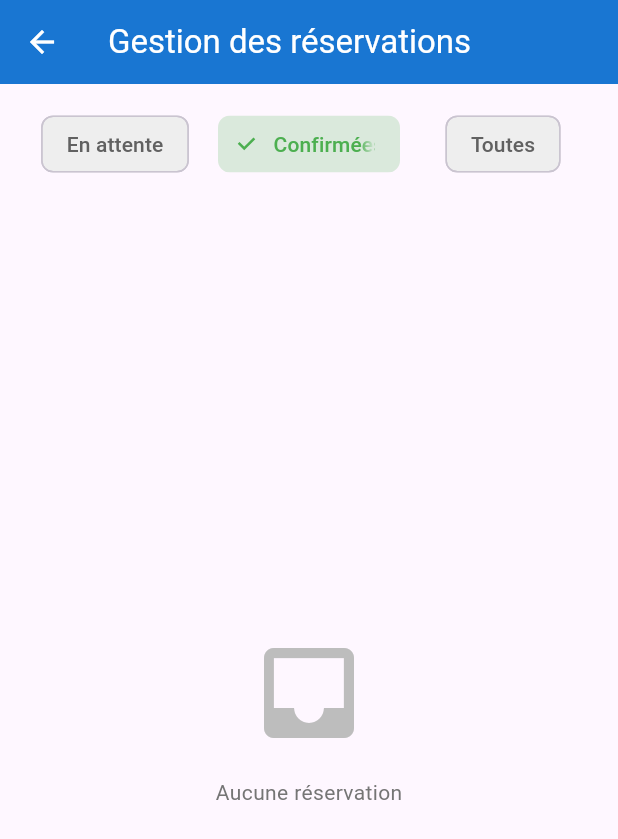
After one commit to azzabani/flutter_booking, a Flutter app: the AdminValidatePage screen opened directly, after a tap on "Confirmées", on a phone screen of 412 x 824 dp. The commit adds this screen. Shown: the top 839 px of the screen. Run offline on Flutter 3.47's test engine with Material 3 defaults, Android fonts, the phone set to English and light mode, and no system bars; our stand-ins replace cloud_firestore, firebase_auth, firebase_core, table_calendar; accounts and stored records are empty.

Commit message:
Ajout de la page validation admin

```diff
--- /dev/null
+++ b/lib/views/admin/admin_validate_page.dart
@@ -0,0 +1,253 @@
+// lib/views/admin/admin_validate_page.dart
+import 'package:flutter/material.dart';
+import 'package:cloud_firestore/cloud_firestore.dart';
+import 'package:intl/intl.dart';
+
+class AdminValidatePage extends StatefulWidget {
+  const AdminValidatePage({super.key});
+
+  @override
+  State<AdminValidatePage> createState() => _AdminValidatePageState();
+}
+
+class _AdminValidatePageState extends State<AdminValidatePage> {
+  final FirebaseFirestore _firestore = FirebaseFirestore.instance;
+  String _selectedTab = 'pending';
+
+  Future<void> _updateStatus(String id, String status) async {
+    await _firestore.collection('reservations').doc(id).update({
+      'status': status,
+      'validatedAt': FieldValue.serverTimestamp(),
+    });
+
+    ScaffoldMessenger.of(context).showSnackBar(
+      SnackBar(
+        content: Text(status == 'confirmed' ? '✅ Réservation confirmée' : '❌ Réservation rejetée'),
+        backgroundColor: status == 'confirmed' ? Colors.green : Colors.red,
+      ),
+    );
+  }
+
+  @override
+  Widget build(BuildContext context) {
+    return Scaffold(
+      appBar: AppBar(
+        title: const Text('Gestion des réservations'),
+        backgroundColor: Colors.blue.shade700,
+        foregroundColor: Colors.white,
+      ),
+      body: Column(
+        children: [
+          // Onglets
+          Container(
+            padding: const EdgeInsets.all(16),
+            child: Row(
+              children: [
+                Expanded(
+                  child: _buildTab('En attente', 'pending', Colors.orange),
+                ),
+                const SizedBox(width: 8),
+                Expanded(
+                  child: _buildTab('Confirmées', 'confirmed', Colors.green),
+                ),
+                const SizedBox(width: 8),
+                Expanded(
+                  child: _buildTab('Toutes', 'all', Colors.blue),
+                ),
+              ],
+            ),
+          ),
+
+          // Liste
+          Expanded(
+            child: StreamBuilder<QuerySnapshot>(
+              stream: _getStream(),
+              builder: (context, snapshot) {
+                if (snapshot.hasError) {
+                  return Center(child: Text('Erreur: ${snapshot.error}'));
+                }
+                if (snapshot.connectionState == ConnectionState.waiting) {
+                  return const Center(child: CircularProgressIndicator());
+                }
+                if (snapshot.data!.docs.isEmpty) {
+                  return Center(
+                    child: Column(
+                      mainAxisAlignment: MainAxisAlignment.center,
+                      children: [
+                        Icon(Icons.inbox, size: 80, color: Colors.grey.shade400),
+                        const SizedBox(height: 16),
+                        Text(
+                          _selectedTab == 'pending'
+                              ? 'Aucune réservation en attente'
+                              : 'Aucune réservation',
+                          style: TextStyle(color: Colors.grey.shade600),
+                        ),
+                      ],
+                    ),
+                  );
+                }
+
+                return ListView.builder(
+                  padding: const EdgeInsets.all(16),
+                  itemCount: snapshot.data!.docs.length,
+                  itemBuilder: (context, index) {
+                    final doc = snapshot.data!.docs[index];
+                    final data = doc.data() as Map<String, dynamic>;
+                    return _buildCard(doc.id, data);
+                  },
+                );
+              },
+            ),
+          ),
+        ],
+      ),
+    );
+  }
+
+  Widget _buildTab(String label, String value, Color color) {
+    return FilterChip(
+      label: Text(label),
+      selected: _selectedTab == value,
+      onSelected: (selected) {
+        setState(() {
+          _selectedTab = value;
+        });
+      },
+      backgroundColor: Colors.grey.shade200,
+      selectedColor: color.withOpacity(0.2),
+      checkmarkColor: color,
+      labelStyle: TextStyle(
+        color: _selectedTab == value ? color : Colors.grey.shade700,
+        fontWeight: FontWeight.w500,
+      ),
+    );
+  }
+
+  Stream<QuerySnapshot> _getStream() {
+    if (_selectedTab == 'pending') {
+      return _firestore
+          .collection('reservations')
+          .where('status', isEqualTo: 'pending')
+          .orderBy('createdAt', descending: true)
+          .snapshots();
+    } else if (_selectedTab == 'confirmed') {
+      return _firestore
+          .collection('reservations')
+          .where('status', isEqualTo: 'confirmed')
+          .orderBy('createdAt', descending: true)
+          .snapshots();
+    } else {
+      return _firestore
+          .collection('reservations')
+          .orderBy('createdAt', descending: true)
+          .snapshots();
+    }
+  }
+
+  Widget _buildCard(String id, Map<String, dynamic> data) {
+    final startTime = (data['startTime'] as Timestamp).toDate();
+    final endTime = (data['endTime'] as Timestamp).toDate();
+    final status = data['status'] ?? 'pending';
+
+    return Card(
+      margin: const EdgeInsets.only(bottom: 12),
+      elevation: 2,
+      shape: RoundedRectangleBorder(borderRadius: BorderRadius.circular(12)),
+      child: Padding(
+        padding: const EdgeInsets.all(12),
+        child: Column(
+          crossAxisAlignment: CrossAxisAlignment.start,
+          children: [
+            Row(
+              children: [
+                CircleAvatar(
+                  backgroundColor: status == 'pending' ? Colors.orange : Colors.green,
+                  radius: 16,
+                  child: Text(
+                    status == 'pending' ? '⏳' : '✅',
+                    style: const TextStyle(fontSize: 12),
+                  ),
+                ),
+                const SizedBox(width: 12),
+                Expanded(
+                  child: Column(
+                    crossAxisAlignment: CrossAxisAlignment.start,
+                    children: [
+                      Text(
+                        data['userName'] ?? 'Utilisateur',
+                        style: const TextStyle(fontWeight: FontWeight.bold, fontSize: 16),
+                      ),
+                      FutureBuilder(
+                        future: _firestore.collection('resources').doc(data['resourceId']).get(),
+                        builder: (context, snapshot) {
+                          if (snapshot.hasData && snapshot.data!.exists) {
+                            return Text(
+                              snapshot.data!['name'] ?? 'Ressource',
+                              style: TextStyle(fontSize: 12, color: Colors.grey.shade600),
+                            );
+                          }
+                          return const SizedBox();
+                        },
+                      ),
+                    ],
+                  ),
+                ),
+              ],
+            ),
+            const SizedBox(height: 12),
+            Row(
+              children: [
+                Icon(Icons.calendar_today, size: 14, color: Colors.grey.shade500),
+                const SizedBox(width: 4),
+                Text(DateFormat('dd/MM/yyyy').format(startTime)),
+                const SizedBox(width: 12),
+                Icon(Icons.access_time, size: 14, color: Colors.grey.shade500),
+                const SizedBox(width: 4),
+                Text('${DateFormat('HH:mm').format(startTime)} - ${DateFormat('HH:mm').format(endTime)}'),
+              ],
+            ),
+            if (data['notes'] != null && data['notes'].toString().isNotEmpty)
+              Padding(
+                padding: const EdgeInsets.only(top: 8),
+                child: Text(
+                  '📝 ${data['notes']}',
+                  style: TextStyle(fontSize: 12, color: Colors.grey.shade600),
+                ),
+              ),
+            if (status == 'pending')
+              Padding(
+                padding: const EdgeInsets.only(top: 12),
+                child: Row(
+                  children: [
+                    Expanded(
+                      child: ElevatedButton.icon(
+                        onPressed: () => _updateStatus(id, 'confirmed'),
+                        icon: const Icon(Icons.check, size: 16),
+                        label: const Text('Confirmer'),
+                        style: ElevatedButton.styleFrom(
+                          backgroundColor: Colors.green,
+                          foregroundColor: Colors.white,
+                        ),
+                      ),
+                    ),
+                    const SizedBox(width: 8),
+                    Expanded(
+                      child: ElevatedButton.icon(
+                        onPressed: () => _updateStatus(id, 'rejected'),
+                        icon: const Icon(Icons.close, size: 16),
+                        label: const Text('Rejeter'),
+                        style: ElevatedButton.styleFrom(
+                          backgroundColor: Colors.red,
+                          foregroundColor: Colors.white,
+                        ),
+                      ),
+                    ),
+                  ],
+                ),
+              ),
+          ],
+        ),
+      ),
+    );
+  }
+}
```
Also changed, not shown: lib/views/admin/admin_page.dart (+19 -3 lines).
